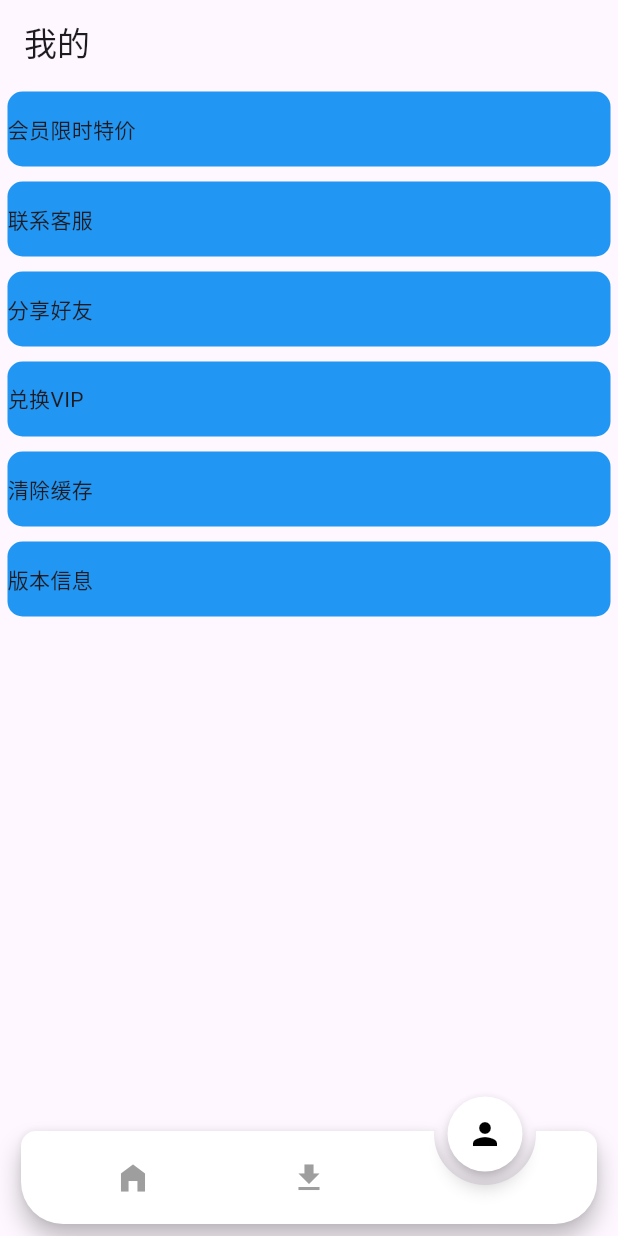
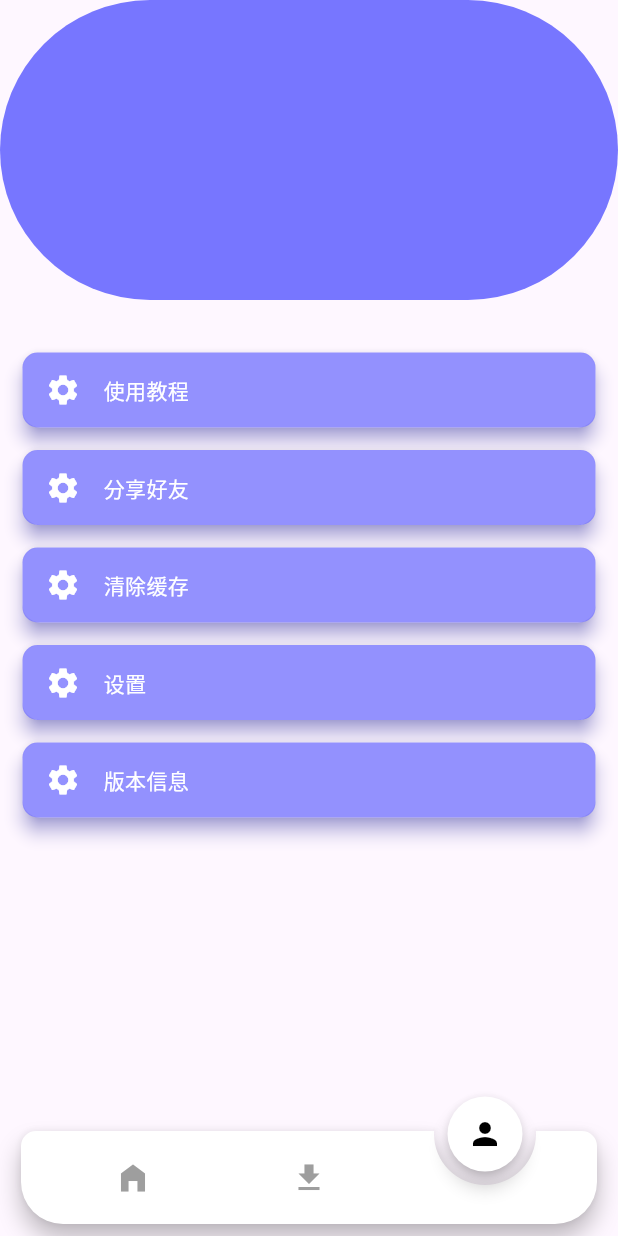
Before and after one commit to Cosyment/TubeSavely, a Flutter app: the screen it shows after launch, item 3 of the bottom bar chosen, on a phone screen of 412 x 824 dp. Run offline on Flutter 3.47's test engine with Material 2 defaults, Android fonts, the phone set to English and light mode, and no system bars; drawn by our look-alikes of animated_notch_bottom_bar; our stand-ins replace image_gallery_saver, percent_indicator, video_player; missing offline and left inert: dart:ffi, simple_database, youtube_explode_dart.

Commit message:
个人中心

```diff
--- a/lib/pages/MinePage.dart
+++ b/lib/pages/MinePage.dart
@@ -1,3 +1,4 @@
+import 'package:downloaderx/constants/colors.dart';
 import 'package:flutter/material.dart';
 
 class MinePage extends StatefulWidget {
@@ -11,12 +12,7 @@ class _MinePageState extends State<MinePage> {
   List<dynamic> itemList = [
     {
       "icon": "",
-      "title": "会员限时特价",
-      "": "",
-    },
-    {
-      "icon": "",
-      "title": "联系客服",
+      "title": "使用教程",
       "": "",
     },
     {
@@ -26,12 +22,12 @@ class _MinePageState extends State<MinePage> {
     },
     {
       "icon": "",
-      "title": "兑换VIP",
+      "title": "清除缓存",
       "": "",
     },
     {
       "icon": "",
-      "title": "清除缓存",
+      "title": "设置",
       "": "",
     },
     {
@@ -44,31 +40,61 @@ class _MinePageState extends State<MinePage> {
   @override
   Widget build(BuildContext context) {
     return Scaffold(
-      appBar: AppBar(
-        title: Text("我的"),
+      appBar: null,
+      body: Stack(
+        children: [
+          Positioned(
+            child: Container(
+              width: double.infinity,
+              height: 200,
+              decoration: BoxDecoration(
+                color: primaryColor,
+                borderRadius: BorderRadius.circular(600),
               ),
-      body: SingleChildScrollView(
+            ),
+          ),
+          Positioned(
+            child: Container(
+              margin: EdgeInsets.fromLTRB(0, 220, 0, 0),
               child: Column(
                 children: List.generate(itemList.length, (index) {
                   var item = itemList[index];
-            return Container(
+                  return Card(
+                    elevation: 5,
+                    margin: EdgeInsets.fromLTRB(15, 15, 15, 0),
+                    shadowColor: primaryColor,
+                    child: Container(
                       height: 50,
+                      padding: EdgeInsets.fromLTRB(15, 0, 15, 0),
                       width: double.infinity,
-              margin: EdgeInsets.all(5),
                       decoration: BoxDecoration(
-                color: Colors.blue, // Container的背景色
+                        color: primaryColor.withAlpha(200),
                         borderRadius: BorderRadius.circular(10),
                       ),
                       child: Row(
                         children: [
                           // Image(image: image),
-                  Text(item['title']),
+                          Icon(
+                            Icons.settings,
+                            color: Colors.white,
+                          ),
+                          SizedBox(
+                            width: 15,
+                          ),
+                          Text(
+                            item['title'],
+                            style: TextStyle(color: Colors.white),
+                          ),
                         ],
+                      ),
                     ),
                   );
                 }),
               ),
             ),
+          )
+        ],
+      ),
     );
   }
 }
```
Also changed, not shown: lib/pages/DownloadPage.dart (+23 -19 lines). Lines whose indentation alone changed are shown as unchanged.
